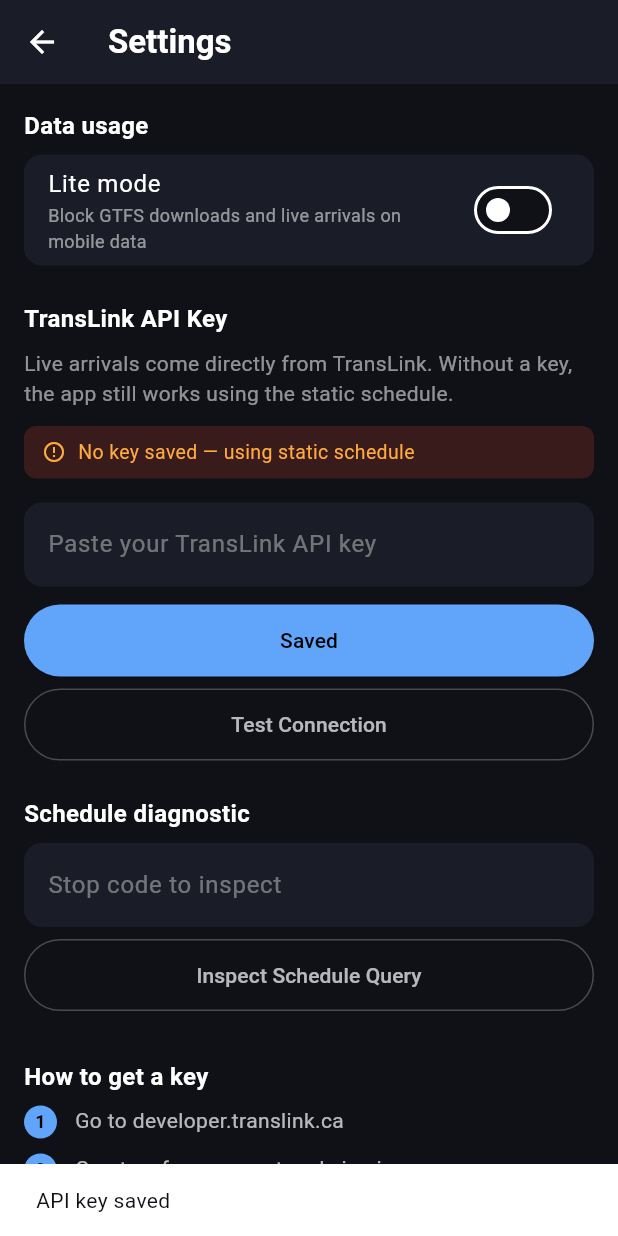
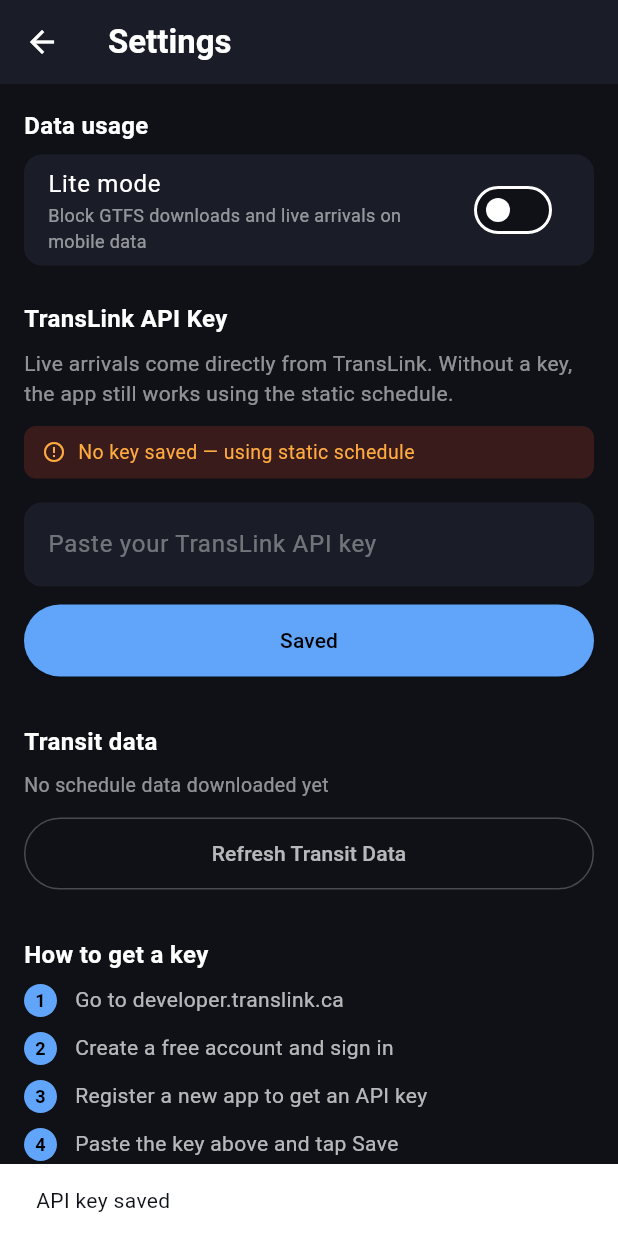
Before and after one commit to wilsmyth-del/next-bus-android, a Flutter app: the SettingsScreen screen opened directly, after a tap on "Save", on a phone screen of 412 x 824 dp. Run offline on Flutter 3.47's test engine with Material 3 defaults, Android fonts, the phone set to English and light mode, and no system bars; our stand-ins replace image_picker, shared_preferences, sqflite; missing offline and left inert: google_mlkit_text_recognition; accounts and stored records are empty; network calls fail.

Commit message:
Remove dev testing tools, add GTFS refresh to Settings, add NB launcher icon
Pre-Play Store tidy:
- Remove Test Connection and Schedule Diagnostic entirely from
  Settings — both the UI and their underlying service methods
  (TranslinkService.testConnection, DbService.diagnoseSchedule),
  confirmed unused anywhere else before deleting
- Add a "Transit data" section to Settings with its own manual GTFS
  refresh button (reuses GtfsService.findLatestFeed/downloadAndBuild,
  same pattern as the existing refresh icon on the Search screen,
  which stays as-is)
- Add an NB monogram launcher icon (assets/icon/icon.png, generated
  from the app's existing navy/blue palette) and wire up
  flutter_launcher_icons in pubspec.yaml to replace the default
  Flutter logo across all android densities + iOS

Note: flutter isn't installed on this machine, so `flutter pub get`
and `dart run flutter_launcher_icons` still need to run wherever this
gets built to actually generate the resized icon files, and a real
`flutter analyze` pass hasn't been run against these changes yet.

Co-Authored-By: Claude Sonnet 5 <noreply@anthropic.com>

```diff
--- a/lib/screens/settings_screen.dart
+++ b/lib/screens/settings_screen.dart
@@ -2,6 +2,7 @@ import 'package:flutter/material.dart';
 import '../services/api_key_service.dart';
 import '../services/translink_service.dart';
 import '../services/db_service.dart';
+import '../services/gtfs_service.dart';
 
 class SettingsScreen extends StatefulWidget {
   const SettingsScreen({super.key});
@@ -16,11 +17,8 @@ class _SettingsScreenState extends State<SettingsScreen> {
   bool _saved = false;
   bool _hasKey = false;
   bool _liteMode = false;
-  bool _testing = false;
-  String? _testResult;
-  final _diagStopController = TextEditingController();
-  bool _diagnosing = false;
-  String? _diagResult;
+  bool _refreshingGtfs = false;
+  String? _gtfsDate;
 
   @override
   void initState() {
@@ -31,20 +29,62 @@ class _SettingsScreenState extends State<SettingsScreen> {
   @override
   void dispose() {
     _controller.dispose();
-    _diagStopController.dispose();
     super.dispose();
   }
 
   Future<void> _load() async {
     final key = await ApiKeyService.getKey();
     final liteMode = await ApiKeyService.getLiteMode();
+    final gtfsDate = await DbService.getGtfsDate();
     if (mounted) {
       setState(() {
         _controller.text = key ?? '';
         _hasKey = key != null;
         _liteMode = liteMode;
+        _gtfsDate = gtfsDate;
         _loading = false;
       });
+    }
+  }
+
+  Future<void> _refreshGtfs() async {
+    setState(() => _refreshingGtfs = true);
+    try {
+      final feed = await GtfsService.findLatestFeed();
+      if (feed == null) {
+        if (mounted) {
+          ScaffoldMessenger.of(context).showSnackBar(
+            const SnackBar(content: Text('No GTFS feed found')),
+          );
+        }
+        return;
+      }
+      if (_gtfsDate == feed.date) {
+        if (mounted) {
+          ScaffoldMessenger.of(context).showSnackBar(
+            SnackBar(content: Text('Already up to date (${feed.date})')),
+          );
+        }
+        return;
+      }
+      await GtfsService.downloadAndBuild(
+        feed: feed,
+        onStatus: (_) {},
+      );
+      if (mounted) {
+        setState(() => _gtfsDate = feed.date);
+        ScaffoldMessenger.of(context).showSnackBar(
+          SnackBar(content: Text('Updated to ${feed.date}')),
+        );
+      }
+    } catch (e) {
+      if (mounted) {
+        ScaffoldMessenger.of(context).showSnackBar(
+          SnackBar(content: Text('Update failed: $e')),
+        );
+      }
+    } finally {
+      if (mounted) setState(() => _refreshingGtfs = false);
     }
   }
 
@@ -59,34 +99,6 @@ class _SettingsScreenState extends State<SettingsScreen> {
     ScaffoldMessenger.of(context).showSnackBar(
       const SnackBar(content: Text('API key saved')),
     );
-  }
-
-  Future<void> _testConnection() async {
-    setState(() {
-      _testing = true;
-      _testResult = null;
-    });
-    final result = await TranslinkService.testConnection();
-    if (!mounted) return;
-    setState(() {
-      _testing = false;
-      _testResult = result;
-    });
-  }
-
-  Future<void> _diagnoseSchedule() async {
-    final stopCode = _diagStopController.text.trim();
-    if (stopCode.isEmpty) return;
-    setState(() {
-      _diagnosing = true;
-      _diagResult = null;
-    });
-    final result = await DbService.diagnoseSchedule(stopCode);
-    if (!mounted) return;
-    setState(() {
-      _diagnosing = false;
-      _diagResult = result;
-    });
   }
 
   @override
@@ -190,75 +202,35 @@ class _SettingsScreenState extends State<SettingsScreen> {
                   ),
                   child: Text(_saved ? 'Saved' : 'Save'),
                 ),
+                const SizedBox(height: 32),
+                const Text(
+                  'Transit data',
+                  style: TextStyle(color: Colors.white, fontWeight: FontWeight.bold, fontSize: 16),
+                ),
                 const SizedBox(height: 8),
+                Text(
+                  _gtfsDate != null
+                      ? 'Current schedule data: $_gtfsDate'
+                      : 'No schedule data downloaded yet',
+                  style: const TextStyle(color: Colors.white54, fontSize: 13),
+                ),
+                const SizedBox(height: 12),
                 OutlinedButton(
-                  onPressed: _testing ? null : _testConnection,
+                  onPressed: _refreshingGtfs ? null : _refreshGtfs,
                   style: OutlinedButton.styleFrom(
                     foregroundColor: Colors.white70,
                     side: const BorderSide(color: Colors.white24),
                     padding: const EdgeInsets.symmetric(vertical: 14),
                     minimumSize: const Size(double.infinity, 0),
                   ),
-                  child: _testing
+                  child: _refreshingGtfs
                       ? const SizedBox(
                           width: 18,
                           height: 18,
                           child: CircularProgressIndicator(strokeWidth: 2, color: Color(0xFF60A5FA)),
                         )
-                      : const Text('Test Connection'),
+                      : const Text('Refresh Transit Data'),
                 ),
-                if (_testResult != null) ...[
-                  const SizedBox(height: 8),
-                  Text(
-                    _testResult!,
-                    style: const TextStyle(color: Colors.white54, fontSize: 12),
-                  ),
-                ],
-                const SizedBox(height: 24),
-                const Text(
-                  'Schedule diagnostic',
-                  style: TextStyle(color: Colors.white, fontWeight: FontWeight.bold, fontSize: 16),
-                ),
-                const SizedBox(height: 8),
-                TextField(
-                  controller: _diagStopController,
-                  keyboardType: TextInputType.number,
-                  style: const TextStyle(color: Colors.white),
-                  decoration: InputDecoration(
-                    hintText: 'Stop code to inspect',
-                    hintStyle: const TextStyle(color: Colors.white38),
-                    filled: true,
-                    fillColor: const Color(0xFF1A1D27),
-                    border: OutlineInputBorder(
-                      borderRadius: BorderRadius.circular(12),
-                      borderSide: BorderSide.none,
-                    ),
-                  ),
-                ),
-                const SizedBox(height: 8),
-                OutlinedButton(
-                  onPressed: _diagnosing ? null : _diagnoseSchedule,
-                  style: OutlinedButton.styleFrom(
-                    foregroundColor: Colors.white70,
-                    side: const BorderSide(color: Colors.white24),
-                    padding: const EdgeInsets.symmetric(vertical: 14),
-                    minimumSize: const Size(double.infinity, 0),
-                  ),
-                  child: _diagnosing
-                      ? const SizedBox(
-                          width: 18,
-                          height: 18,
-                          child: CircularProgressIndicator(strokeWidth: 2, color: Color(0xFF60A5FA)),
-                        )
-                      : const Text('Inspect Schedule Query'),
-                ),
-                if (_diagResult != null) ...[
-                  const SizedBox(height: 8),
-                  SelectableText(
-                    _diagResult!,
-                    style: const TextStyle(color: Colors.white54, fontSize: 12),
-                  ),
-                ],
                 const SizedBox(height: 32),
                 const Text(
                   'How to get a key',
```
Also changed, not shown: lib/services/db_service.dart (+0 -45 lines), lib/services/translink_service.dart (+0 -17 lines), pubspec.yaml (+10 -0 lines), assets/icon/icon.png (added).
